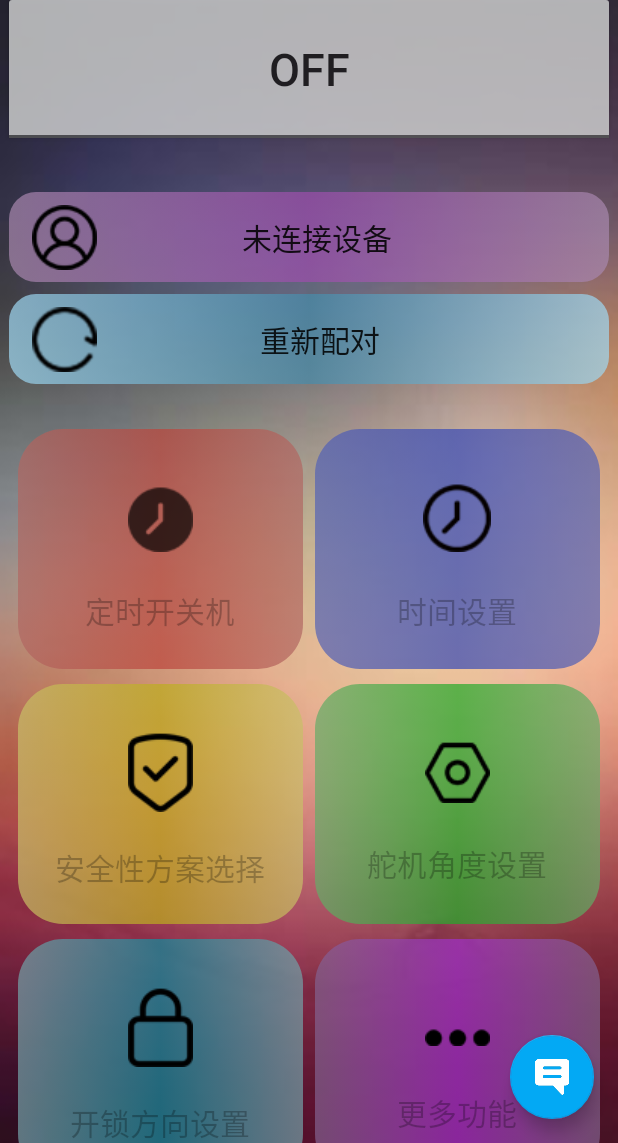
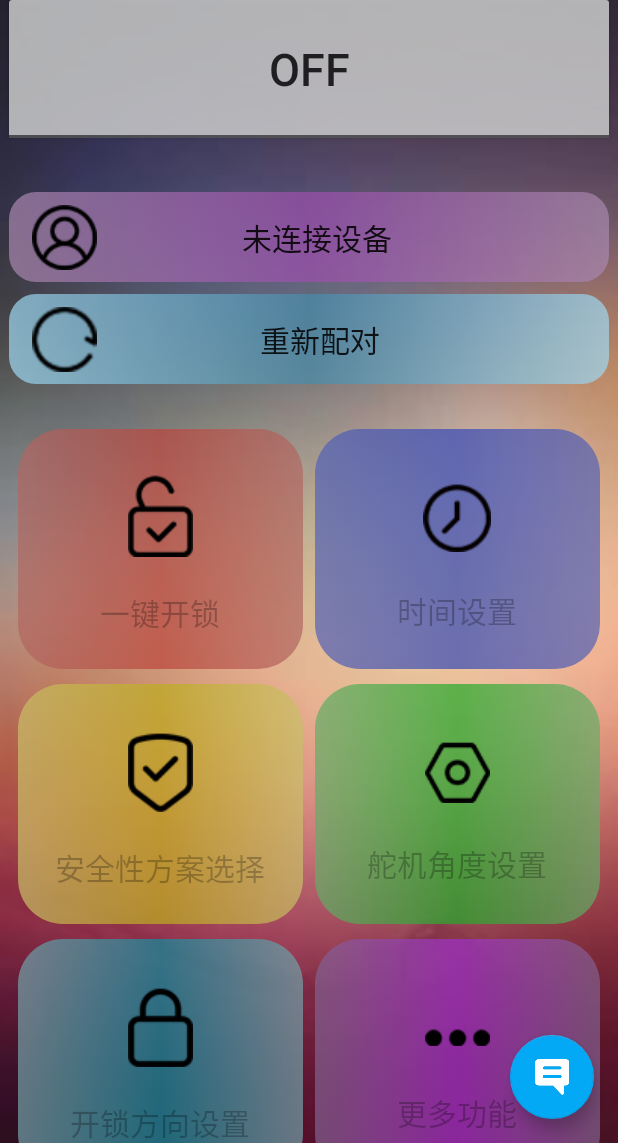
Before and after one commit to aow-otto/Intelligent-Door-Lock, an Android app: the screen it shows after launch (MainActivity), on a phone screen of 412 x 824 dp, the part 93-1236 px from its top. Run offline under Robolectric (Android 15) with nearby library versions, the phone set to English and light mode, and no system bars.

Commit message:
默认更改列表

```diff
--- a/app/src/main/res/layout/content_main.xml
+++ b/app/src/main/res/layout/content_main.xml
@@ -90,8 +90,8 @@
                         android:layout_marginRight="4dp"
                         android:layout_weight="1"
                         android:background="@drawable/button1"
-                        android:drawableTop="@drawable/icon_time2"
-                        android:text="定时开关机"
+                        android:drawableTop="@drawable/icon_unlock"
+                        android:text="一键开锁"
                         android:textSize="20sp"
                         android:textStyle="normal" />
 
```
Also changed, not shown: app/src/main/java/com/example/intelligentdoorlock/MainActivity.java (+25 -5 lines), app/src/main/res/drawable/icon_time2.png (deleted), app/src/main/res/drawable/icon_unlock.png (added), 1 other file.
